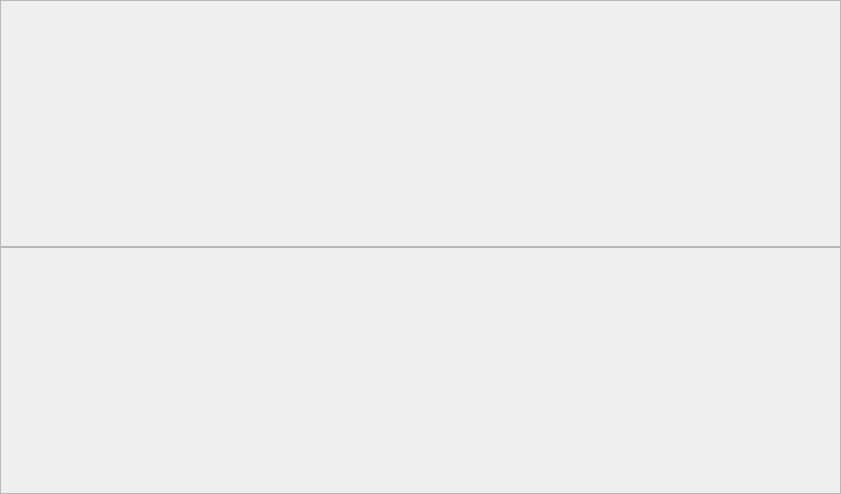
The window that CaX/widget/musicdbwindow.ui (fsest4u/CaX_03) describes before a commit, drawn with Qt 5.
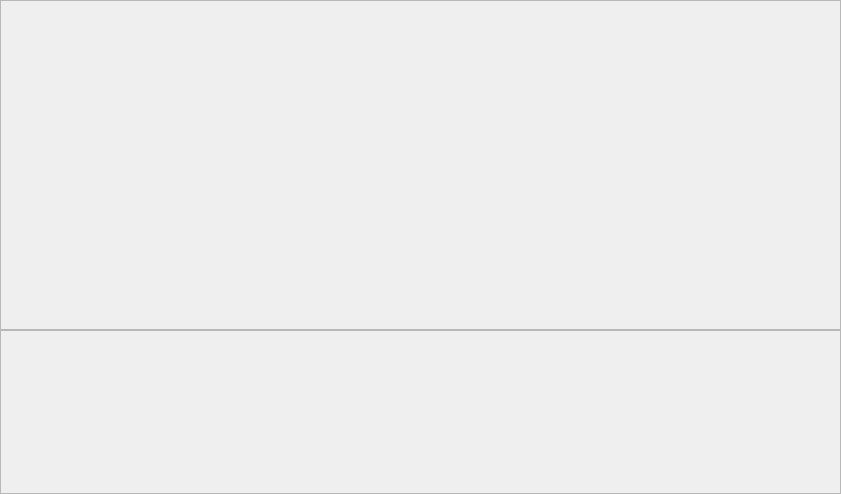
The same window after the commit.

The edit to the form file:
```diff
--- a/CaX/widget/musicdbwindow.ui
+++ b/CaX/widget/musicdbwindow.ui
@@ -34,6 +34,18 @@
    </property>
    <item>
     <widget class="QFrame" name="frameTop">
+     <property name="minimumSize">
+      <size>
+       <width>0</width>
+       <height>330</height>
+      </size>
+     </property>
+     <property name="maximumSize">
+      <size>
+       <width>16777215</width>
+       <height>330</height>
+      </size>
+     </property>
      <property name="styleSheet">
       <string notr="true"/>
      </property>
```
